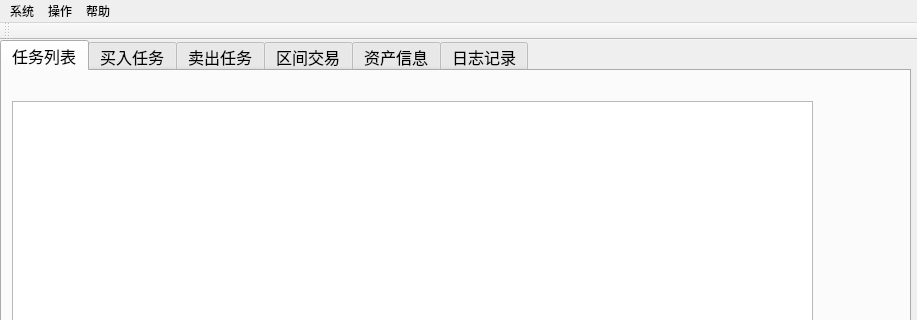
Qt form TradeWinner/trade_winner.ui (spartawwy/mytrd_proj) before a commit; both pictures show x 0 to 917 and y 0 to 320 of the 917 by 620 pixel window.
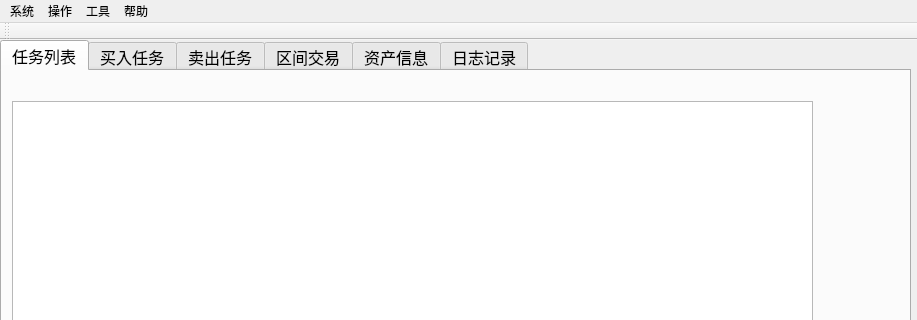
The same form after that commit.

The edit to the form file:
```diff
--- a/TradeWinner/trade_winner.ui
+++ b/TradeWinner/trade_winner.ui
@@ -2126,8 +2126,15 @@
     </property>
     <addaction name="actionStopAllTask"/>
    </widget>
+   <widget class="QMenu" name="tool_menu">
+    <property name="title">
+     <string>工具</string>
+    </property>
+    <addaction name="actionOpenCalcWin"/>
+   </widget>
    <addaction name="menu_system"/>
    <addaction name="menu_operate"/>
+   <addaction name="tool_menu"/>
    <addaction name="menu_help"/>
   </widget>
   <widget class="QToolBar" name="mainToolBar">
```
Left out of the diff: 5 changed lines with no effect on the pictures.
